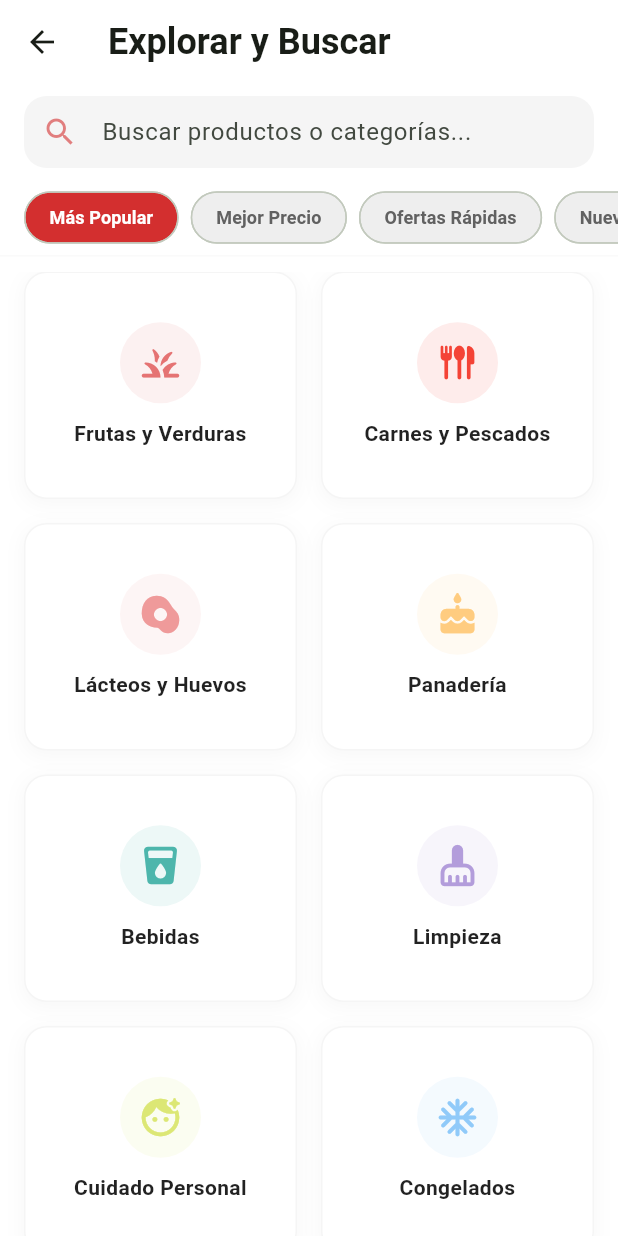
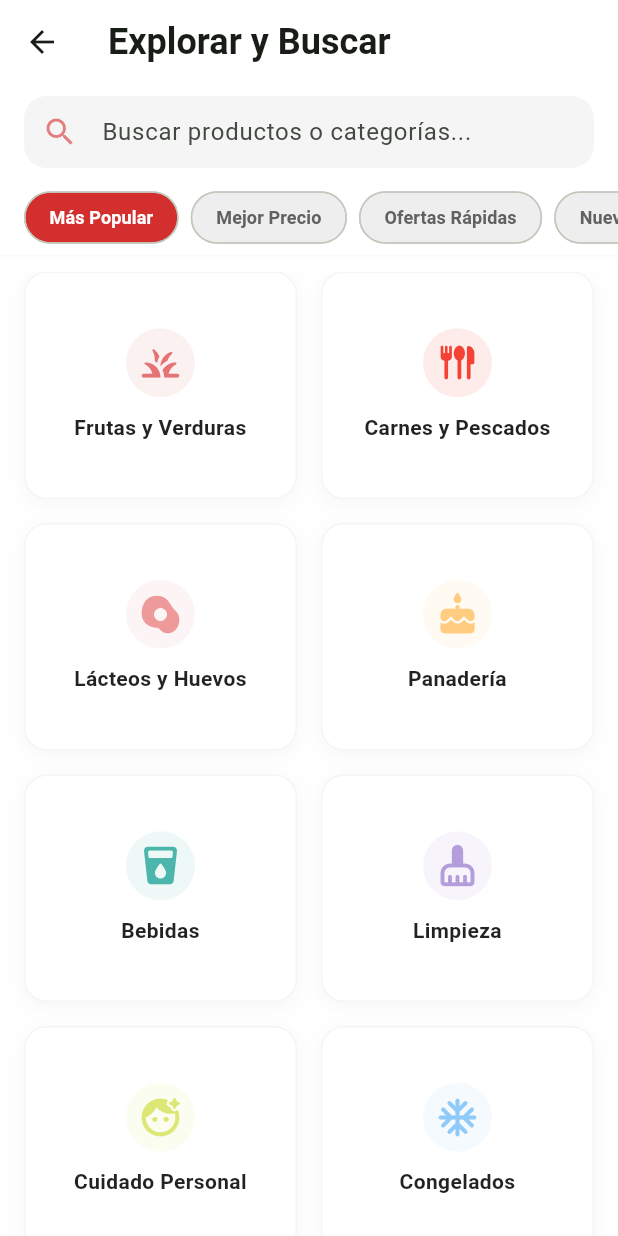
Before and after one commit to jcarlosdelgado/EntregasYA, a Flutter app: the ExploreScreen screen opened directly, on a phone screen of 412 x 824 dp. Run offline on Flutter 3.47's test engine with Material 3 defaults, Android fonts, the phone set to English and light mode, and no system bars; network calls fail.

Commit message:
feat: add Category and Product models, and create reusable CategorySquareCard widget
- Implemented Category model with title and imageUrl properties.
- Implemented Product model with various properties including name, description, price, rating, and imageUrl.
- Developed CategorySquareCard widget to display category information with customizable icon or image, and styled container.

```diff
--- /dev/null
+++ b/lib/models/category.dart
@@ -0,0 +1,5 @@
+class Category {
+  final String title;
+  final String imageUrl;
+  const Category({required this.title, required this.imageUrl});
+}
--- a/lib/screens/explore_screen.dart
+++ b/lib/screens/explore_screen.dart
@@ -1,4 +1,5 @@
 import 'package:flutter/material.dart';
+import '../widgets/category_square_card.dart';
 
 // --- MODELOS DE DATOS ---
 
@@ -37,66 +38,7 @@ final List<String> _filters = [
 
 // --- WIDGETS DE EXPLORACIÓN ---
 
-// Tarjeta para mostrar la categoría en la grilla
-class CategoryGridCard extends StatelessWidget {
-  final ExploreCategory category;
-  final Color primaryColor;
 
-  const CategoryGridCard({
-    super.key,
-    required this.category,
-    required this.primaryColor,
-  });
-
-  @override
-  Widget build(BuildContext context) {
-    return Container(
-      decoration: BoxDecoration(
-        color: Colors.white,
-        borderRadius: BorderRadius.circular(15.0),
-        border: Border.all(color: Colors.grey.shade100),
-        boxShadow: [
-          BoxShadow(
-            color: Colors.grey.withOpacity(0.08),
-            spreadRadius: 1,
-            blurRadius: 10,
-            offset: const Offset(0, 3),
-          ),
-        ],
-      ),
-      child: Column(
-        mainAxisAlignment: MainAxisAlignment.center,
-        children: [
-          Container(
-            padding: const EdgeInsets.all(12),
-            decoration: BoxDecoration(
-              color: category.color.withOpacity(0.1),
-              shape: BoxShape.circle,
-            ),
-            child: Icon(
-              category.icon,
-              color: category.color,
-              size: 30,
-            ),
-          ),
-          const SizedBox(height: 10),
-          Padding(
-            padding: const EdgeInsets.symmetric(horizontal: 8.0),
-            child: Text(
-              category.title,
-              textAlign: TextAlign.center,
-              style: const TextStyle(
-                fontWeight: FontWeight.w600,
-                fontSize: 14,
-                color: Colors.black87,
-              ),
-            ),
-          ),
-        ],
-      ),
-    );
-  }
-}
 
 // Pantalla principal de Explorar
 class ExploreScreen extends StatelessWidget {
@@ -182,7 +124,13 @@ class ExploreScreen extends StatelessWidget {
               itemCount: _categories.length,
               itemBuilder: (context, index) {
                 final category = _categories[index];
-                return CategoryGridCard(category: category, primaryColor: primaryColor);
+                return CategorySquareCard(
+                  title: category.title,
+                  icon: category.icon,
+                  iconColor: category.color,
+                  circleBackground: category.color.withOpacity(0.1),
+                  primaryColor: primaryColor,
+                );
               },
             ),
           ),
--- a/lib/screens/home_screen.dart
+++ b/lib/screens/home_screen.dart
@@ -1,56 +1,41 @@
 import 'package:flutter/material.dart';
-
-// --- MODELOS DE DATOS ---
-
-// Modelo de datos para las categorías
-class Category {
-  final String title;
-  final String imageUrl; // Usamos URL para simular la imagen
-  const Category({required this.title, required this.imageUrl});
-}
-
-// Modelo de datos para los productos
-class Product {
-  final String name;
-  final String description;
-  final String priceBs;
-  final String oldPriceBs;
-  final double rating;
-  final int reviews;
-  final String imageUrl;
-  final String badge; // Ej: 'Nuevo' o '-20%'
-
-  const Product({
-    required this.name,
-    required this.description,
-    required this.priceBs,
-    required this.oldPriceBs,
-    required this.rating,
-    required this.reviews,
-    required this.imageUrl,
-    required this.badge,
-  });
-}
+import '../models/category.dart';
+import '../models/product.dart';
+import '../widgets/category_square_card.dart';
 
 // --- DATOS DE EJEMPLO ---
-
 const List<Category> _categories = [
   Category(
     title: 'Frutas y Verduras',
-    imageUrl: 'https://placehold.co/100x100/A5D6A7/ffffff?text=Frutas', // Green
+    imageUrl: 'assets/images/categorias/FrutasVerduras.png',
   ),
   Category(
     title: 'Carnes y Pescados',
-    imageUrl: 'https://placehold.co/100x100/EF9A9A/ffffff?text=Carnes', // Red
+    imageUrl: 'assets/images/categorias/CarnesPescados.png',
   ),
   Category(
     title: 'Lácteos y Huevos',
-    imageUrl: 'https://placehold.co/100x100/90CAF9/ffffff?text=Lácteos', // Blue
+    imageUrl: 'assets/images/categorias/Lacteos.png',
   ),
-  // Añadimos más para el scroll horizontal
   Category(
     title: 'Panadería',
-    imageUrl: 'https://placehold.co/100x100/C59F74/ffffff?text=Pan', // Brown
+    imageUrl: 'assets/images/categorias/panaderia.png',
+  ),
+  Category(
+    title: 'Despensa',
+    imageUrl: 'assets/images/categorias/Despensa.png',
+  ),
+  Category(
+    title: ' Bebidas',
+    imageUrl: 'assets/images/categorias/Bebidas.png',
+  ),
+  Category(
+    title: 'Limpieza',
+    imageUrl: 'assets/images/categorias/Limpieza.png',
+  ),
+  Category(
+    title: 'Cuidado Personal',
+    imageUrl: 'assets/images/categorias/CuidadoPersonal.png',
   ),
 ];
 
@@ -62,7 +47,7 @@ const List<Product> _products = [
     oldPriceBs: '22 Bs',
     rating: 4.5,
     reviews: 128,
-    imageUrl: 'https://placehold.co/300x200/F44336/ffffff?text=Producto+Limpieza', // Red image
+    imageUrl: 'https://placehold.co/300x200/F44336/ffffff?text=Producto+Limpieza',
     badge: 'Nuevo 20%',
   ),
   Product(
@@ -72,7 +57,7 @@ const List<Product> _products = [
     oldPriceBs: '45 Bs',
     rating: 4.8,
     reviews: 210,
-    imageUrl: 'https://placehold.co/300x200/F44336/ffffff?text=Producto+Aseo', // Red image
+    imageUrl: 'https://placehold.co/300x200/F44336/ffffff?text=Producto+Aseo',
     badge: 'Oferta 30%',
   ),
 ];
@@ -80,63 +65,7 @@ const List<Product> _products = [
 
 // --- WIDGETS REUTILIZABLES ---
 
-// 1. Tarjeta de Categoría (con Imagen Circular)
-class CategoryChip extends StatelessWidget {
-  final Category category;
-  final Color primaryColor;
 
-  const CategoryChip({
-    super.key,
-    required this.category,
-    required this.primaryColor,
-  });
-
-  @override
-  Widget build(BuildContext context) {
-    return Container(
-      width: 100, // Ancho fijo de la tarjeta
-      margin: const EdgeInsets.only(right: 12),
-      decoration: BoxDecoration(
-        color: Colors.white,
-        borderRadius: BorderRadius.circular(15),
-        border: Border.all(color: Colors.grey.shade200, width: 1),
-      ),
-      child: Column(
-        mainAxisAlignment: MainAxisAlignment.center,
-        children: [
-          // Imagen/Icono Circular
-          ClipRRect(
-            borderRadius: BorderRadius.circular(50.0),
-            child: Image.network(
-              category.imageUrl,
-              width: 50,
-              height: 50,
-              fit: BoxFit.cover,
-              errorBuilder: (context, error, stackTrace) => Icon(Icons.shopping_basket_rounded, size: 50, color: primaryColor), // Fallback
-            ),
-          ),
-          const SizedBox(height: 8),
-
-          // Título
-          Padding(
-            padding: const EdgeInsets.symmetric(horizontal: 4.0),
-            child: Text(
-              category.title,
-              textAlign: TextAlign.center,
-              maxLines: 2,
-              overflow: TextOverflow.ellipsis,
-              style: TextStyle(
-                fontSize: 12,
-                fontWeight: FontWeight.w600,
-                color: Colors.grey.shade800,
-              ),
-            ),
-          ),
-        ],
-      ),
-    );
-  }
-}
 
 // 2. Tarjeta de Producto (Promociones/Destacados)
 class ProductCard extends StatelessWidget {
@@ -408,14 +337,22 @@ class HomeScreen extends StatelessWidget {
               // SECCIÓN DE CATEGORÍAS
               _buildSectionTitle('Categorías'),
               SizedBox(
-                height: 100,
-                child: ListView.builder(
+                height: 140,
+                child: ListView.separated(
                   scrollDirection: Axis.horizontal,
                   padding: const EdgeInsets.symmetric(horizontal: 16.0),
                   itemCount: _categories.length,
+                  separatorBuilder: (context, index) => const SizedBox(width: 0),
                   itemBuilder: (context, index) {
                     final category = _categories[index];
-                    return CategoryChip(category: category, primaryColor: primaryColor);
+                    return Padding(
+                      padding: const EdgeInsets.only(right: 16),
+                      child: CategorySquareCard(
+                        title: category.title,
+                        imageUrl: category.imageUrl,
+                        primaryColor: primaryColor,
+                      ),
+                    );
                   },
                 ),
               ),
--- /dev/null
+++ b/lib/widgets/category_square_card.dart
@@ -0,0 +1,93 @@
+import 'package:flutter/material.dart';
+
+/// Widget reutilizable para mostrar una tarjeta de categoría cuadrada.
+/// Si se pasa [icon] se muestra el icono, si se pasa [imageUrl] se muestra la imagen.
+class CategorySquareCard extends StatelessWidget {
+  final String title;
+  final Color primaryColor;
+  final String? imageUrl;
+  final IconData? icon;
+  final Color? iconColor;
+  final Color? circleBackground;
+
+  const CategorySquareCard({
+    super.key,
+    required this.title,
+    required this.primaryColor,
+    this.imageUrl,
+    this.icon,
+    this.iconColor,
+    this.circleBackground,
+  });
+
+  @override
+  Widget build(BuildContext context) {
+    return Container(
+      width: 160,
+      height: 120,
+      decoration: BoxDecoration(
+        color: Colors.white,
+        borderRadius: BorderRadius.circular(15.0),
+        border: Border.all(color: Colors.grey.shade100),
+        boxShadow: [
+          BoxShadow(
+            color: Colors.grey.withOpacity(0.08),
+            spreadRadius: 1,
+            blurRadius: 10,
+            offset: const Offset(0, 3),
+          ),
+        ],
+      ),
+      child: Column(
+        mainAxisAlignment: MainAxisAlignment.center,
+        children: [
+          Container(
+            padding: const EdgeInsets.all(8),
+            decoration: BoxDecoration(
+              color: (circleBackground ?? primaryColor.withOpacity(0.08)),
+              shape: BoxShape.circle,
+            ),
+            child: imageUrl != null
+                ? ClipOval(
+                    child: imageUrl!.startsWith('http')
+                      ? Image.network(
+                          imageUrl!,
+                          width: 50,
+                          height: 50,
+                          fit: BoxFit.cover,
+                          errorBuilder: (context, error, stackTrace) => Icon(Icons.shopping_basket_rounded, size: 32, color: primaryColor),
+                        )
+                      : Image.asset(
+                          imageUrl!,
+                          width: 50,
+                          height: 50,
+                          fit: BoxFit.cover,
+                          errorBuilder: (context, error, stackTrace) => Icon(Icons.shopping_basket_rounded, size: 32, color: primaryColor),
+                        ),
+                  )
+                : Icon(
+                    icon ?? Icons.category,
+                    color: iconColor ?? primaryColor,
+                    size: 30,
+                  ),
+          ),
+          const SizedBox(height: 10),
+          Padding(
+            padding: const EdgeInsets.symmetric(horizontal: 8.0),
+            child: Text(
+              title,
+              textAlign: TextAlign.center,
+              style: const TextStyle(
+                fontWeight: FontWeight.w600,
+                fontSize: 14,
+                color: Colors.black87,
+              ),
+              maxLines: 2,
+              overflow: TextOverflow.ellipsis,
+            ),
+          ),
+        ],
+      ),
+    );
+  }
+}
```
Also changed, not shown: lib/models/product.dart (added, +21 -0 lines), pubspec.yaml (+10 -3 lines), assets/Combo1.png (added), assets/delivery-man.webp (added), assets/images/LechePil.webp (added), assets/images/categorias/Bebidas.png (added), assets/images/categorias/CarnesPescados.png (added), assets/images/categorias/CuidadoPersonal.png (added), assets/images/categorias/Despensa.png (added), assets/images/categorias/FrutasVerduras.jpg (added), assets/images/categorias/FrutasVerduras.png (added), assets/images/categorias/Lacteos.png (added), assets/images/categorias/Limpieza.png (added), assets/images/categorias/panaderia.png (added), 1 more files.
